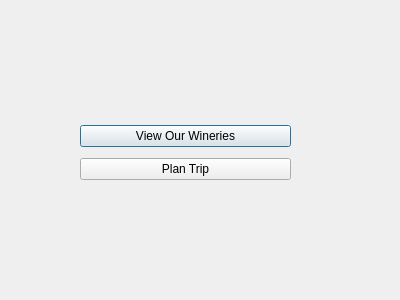
Old version of the form winewindow.ui in the repository grenrock/cs1dQTRepository.
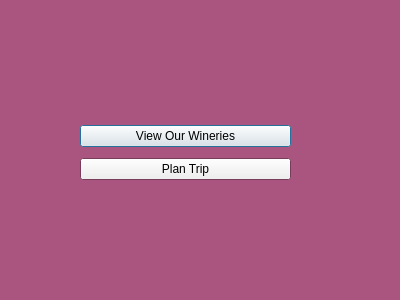
New version of the form.

What changed in the file:
```diff
--- a/winewindow.ui
+++ b/winewindow.ui
@@ -10,10 +10,74 @@
     <height>300</height>
    </rect>
   </property>
+  <property name="palette">
+   <palette>
+    <active>
+     <colorrole role="Base">
+      <brush brushstyle="SolidPattern">
+       <color alpha="255">
+        <red>255</red>
+        <green>255</green>
+        <blue>255</blue>
+       </color>
+      </brush>
+     </colorrole>
+     <colorrole role="Window">
+      <brush brushstyle="SolidPattern">
+       <color alpha="255">
+        <red>170</red>
+        <green>85</green>
+        <blue>127</blue>
+       </color>
+      </brush>
+     </colorrole>
+    </active>
+    <inactive>
+     <colorrole role="Base">
+      <brush brushstyle="SolidPattern">
+       <color alpha="255">
+        <red>255</red>
+        <green>255</green>
+        <blue>255</blue>
+       </color>
+      </brush>
+     </colorrole>
+     <colorrole role="Window">
+      <brush brushstyle="SolidPattern">
+       <color alpha="255">
+        <red>170</red>
+        <green>85</green>
+        <blue>127</blue>
+       </color>
+      </brush>
+     </colorrole>
+    </inactive>
+    <disabled>
+     <colorrole role="Base">
+      <brush brushstyle="SolidPattern">
+       <color alpha="255">
+        <red>170</red>
+        <green>85</green>
+        <blue>127</blue>
+       </color>
+      </brush>
+     </colorrole>
+     <colorrole role="Window">
+      <brush brushstyle="SolidPattern">
+       <color alpha="255">
+        <red>170</red>
+        <green>85</green>
+        <blue>127</blue>
+       </color>
+      </brush>
+     </colorrole>
+    </disabled>
+   </palette>
+  </property>
   <property name="windowTitle">
    <string>Dialog</string>
   </property>
-  <widget class="QWidget" name="">
+  <widget class="QWidget" name="layoutWidget">
    <property name="geometry">
     <rect>
      <x>80</x>
```
